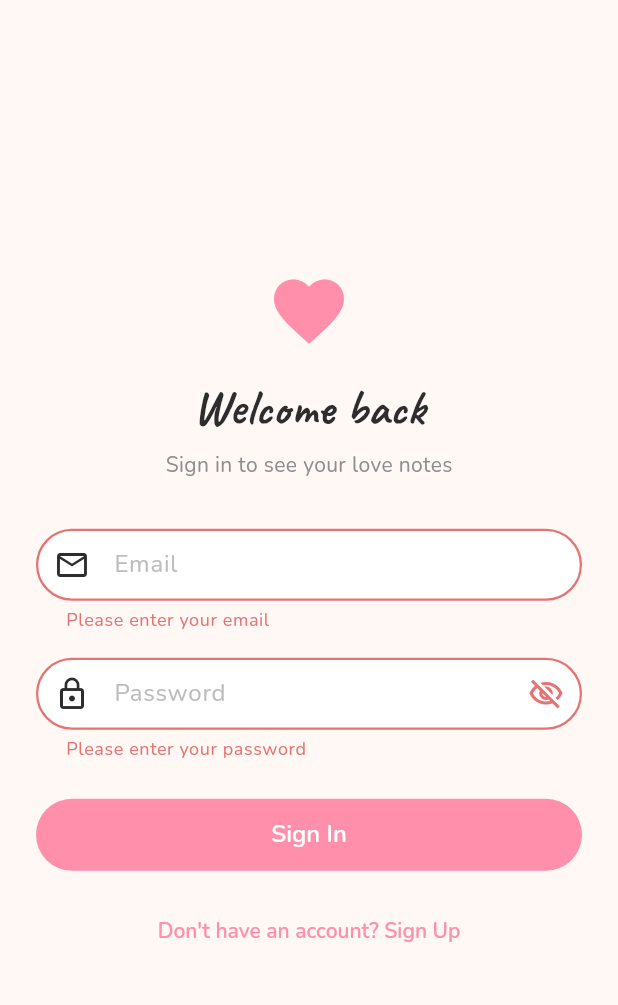
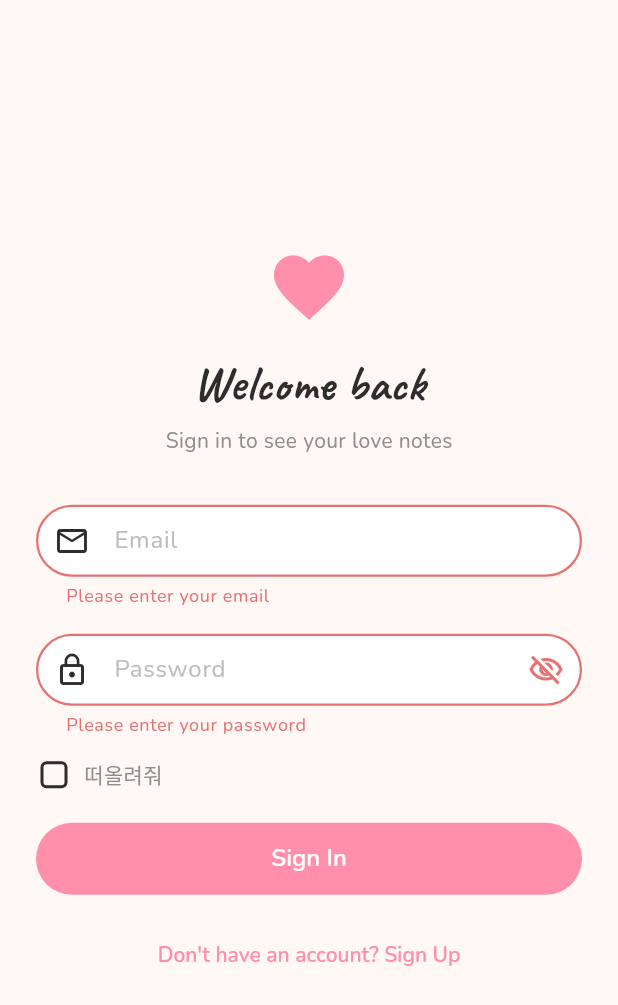
Before and after one commit to Liuese0/lovepin, a Flutter app: the screen it shows after launch, after a tap on "Sign In", on a phone screen of 412 x 824 dp. Shown: the top 1005 px of the screen. Run offline on Flutter 3.47's test engine with Material 3 defaults, Android fonts, the phone set to English and light mode, and no system bars; our stand-ins replace firebase_core, flutter_dotenv, flutter_image_compress, flutter_riverpod, go_router, google_fonts and 4 more; missing offline and left inert: home_widget; accounts and stored records are empty.

Commit message:
feat: add '떠올려줘' (remember me) checkbox on login
- Add rememberMe flag to LocalCache (Hive-backed)
- Login screen: add '떠올려줘' checkbox; save preference on sign-in
- Splash screen: if rememberMe is false, sign out and redirect to login
- Signup screen: default rememberMe to true for new accounts

https://claude.ai/code/session_013YKCTMQK4EVqFc3bPa92NE

```diff
--- a/lib/data/local/local_cache.dart
+++ b/lib/data/local/local_cache.dart
@@ -27,6 +27,7 @@ class LocalCache {
   static const _keyPartnerId = 'partner_id';
   static const _keySelectedThemeId = 'selected_theme_id';
   static const _keyCachedMessages = 'cached_messages';
+  static const _keyRememberMe = 'remember_me';
 
   late Box<dynamic> _box;
 
@@ -123,6 +124,20 @@ class LocalCache {
   }
 
   // ---------------------------------------------------------------------------
+  // Remember me
+  // ---------------------------------------------------------------------------
+
+  /// Persist the "remember me" preference.
+  Future<void> saveRememberMe(bool value) async {
+    await _box.put(_keyRememberMe, value);
+  }
+
+  /// Whether the user chose to be remembered. Defaults to `false`.
+  bool getRememberMe() {
+    return _box.get(_keyRememberMe, defaultValue: false) as bool;
+  }
+
+  // ---------------------------------------------------------------------------
   // Clear
   // ---------------------------------------------------------------------------
 
--- a/lib/features/auth/presentation/screens/login_screen.dart
+++ b/lib/features/auth/presentation/screens/login_screen.dart
@@ -8,6 +8,7 @@ import 'package:lovepin/core/constants/app_colors.dart';
 import 'package:lovepin/core/constants/app_fonts.dart';
 import 'package:lovepin/core/constants/app_sizes.dart';
 import 'package:lovepin/core/router/app_router.dart';
+import 'package:lovepin/data/local/local_cache.dart';
 import 'package:lovepin/features/auth/providers/auth_provider.dart';
 
 /// Email / password login screen with a pastel card layout.
@@ -24,6 +25,7 @@ class _LoginScreenState extends ConsumerState<LoginScreen> {
   final _passwordController = TextEditingController();
   bool _loading = false;
   bool _obscurePassword = true;
+  bool _rememberMe = false;
 
   @override
   void dispose() {
@@ -42,6 +44,8 @@ class _LoginScreenState extends ConsumerState<LoginScreen> {
         email: _emailController.text.trim(),
         password: _passwordController.text,
       );
+
+      await LocalCache.instance.saveRememberMe(_rememberMe);
 
       if (!mounted) return;
       context.goNamed(RouteNames.splash);
@@ -140,7 +144,41 @@ class _LoginScreenState extends ConsumerState<LoginScreen> {
                     },
                     onFieldSubmitted: (_) => _signIn(),
                   ),
-                  const SizedBox(height: 24),
+                  const SizedBox(height: 12),
+
+                  // Remember me
+                  Row(
+                    children: [
+                      SizedBox(
+                        width: 24,
+                        height: 24,
+                        child: Checkbox(
+                          value: _rememberMe,
+                          activeColor: AppColors.pinkDark,
+                          shape: RoundedRectangleBorder(
+                            borderRadius: BorderRadius.circular(4),
+                          ),
+                          onChanged: (v) {
+                            setState(() => _rememberMe = v ?? false);
+                          },
+                        ),
+                      ),
+                      const SizedBox(width: 8),
+                      GestureDetector(
+                        onTap: () {
+                          setState(() => _rememberMe = !_rememberMe);
+                        },
+                        child: Text(
+                          '떠올려줘',
+                          style: GoogleFonts.nunito(
+                            fontSize: AppFonts.bodySmall,
+                            color: AppColors.textSecondary,
+                          ),
+                        ),
+                      ),
+                    ],
+                  ),
+                  const SizedBox(height: 20),
 
                   // Sign in button
                   SizedBox(
--- a/lib/features/auth/presentation/screens/signup_screen.dart
+++ b/lib/features/auth/presentation/screens/signup_screen.dart
@@ -8,6 +8,7 @@ import 'package:lovepin/core/constants/app_colors.dart';
 import 'package:lovepin/core/constants/app_fonts.dart';
 import 'package:lovepin/core/constants/app_sizes.dart';
 import 'package:lovepin/core/router/app_router.dart';
+import 'package:lovepin/data/local/local_cache.dart';
 import 'package:lovepin/features/auth/providers/auth_provider.dart';
 
 /// Email / password sign-up screen.
@@ -44,6 +45,9 @@ class _SignupScreenState extends ConsumerState<SignupScreen> {
         email: _emailController.text.trim(),
         password: _passwordController.text,
       );
+
+      // New signups are remembered by default.
+      await LocalCache.instance.saveRememberMe(true);
 
       if (!mounted) return;
       context.goNamed(RouteNames.profileSetup);
--- a/lib/features/splash/presentation/screens/splash_screen.dart
+++ b/lib/features/splash/presentation/screens/splash_screen.dart
@@ -7,6 +7,7 @@ import 'package:lovepin/core/constants/app_colors.dart';
 import 'package:lovepin/core/constants/app_fonts.dart';
 import 'package:lovepin/core/router/app_router.dart';
 import 'package:lovepin/data/local/local_cache.dart';
+import 'package:lovepin/data/supabase/auth_repository.dart';
 import 'package:lovepin/data/supabase/couple_repository.dart';
 import 'package:lovepin/data/supabase/supabase_client.dart';
 import 'package:lovepin/features/auth/providers/auth_provider.dart';
@@ -45,6 +46,16 @@ class _SplashScreenState extends ConsumerState<SplashScreen>
       if (!mounted) return;
 
       if (user == null) {
+        context.goNamed(RouteNames.login);
+        return;
+      }
+
+      // If the user didn't choose "remember me", sign out on restart.
+      if (!LocalCache.instance.getRememberMe()) {
+        final authRepo = ref.read(authRepositoryProvider);
+        await authRepo.signOut();
+        await LocalCache.instance.clear();
+        if (!mounted) return;
         context.goNamed(RouteNames.login);
         return;
       }
```
